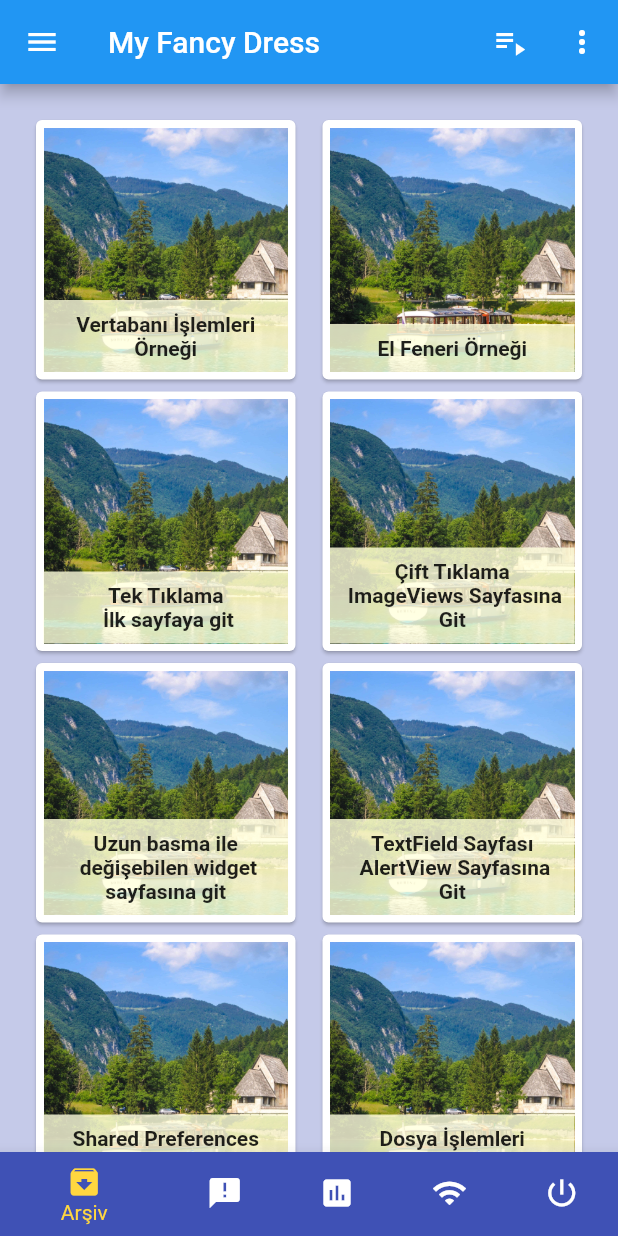
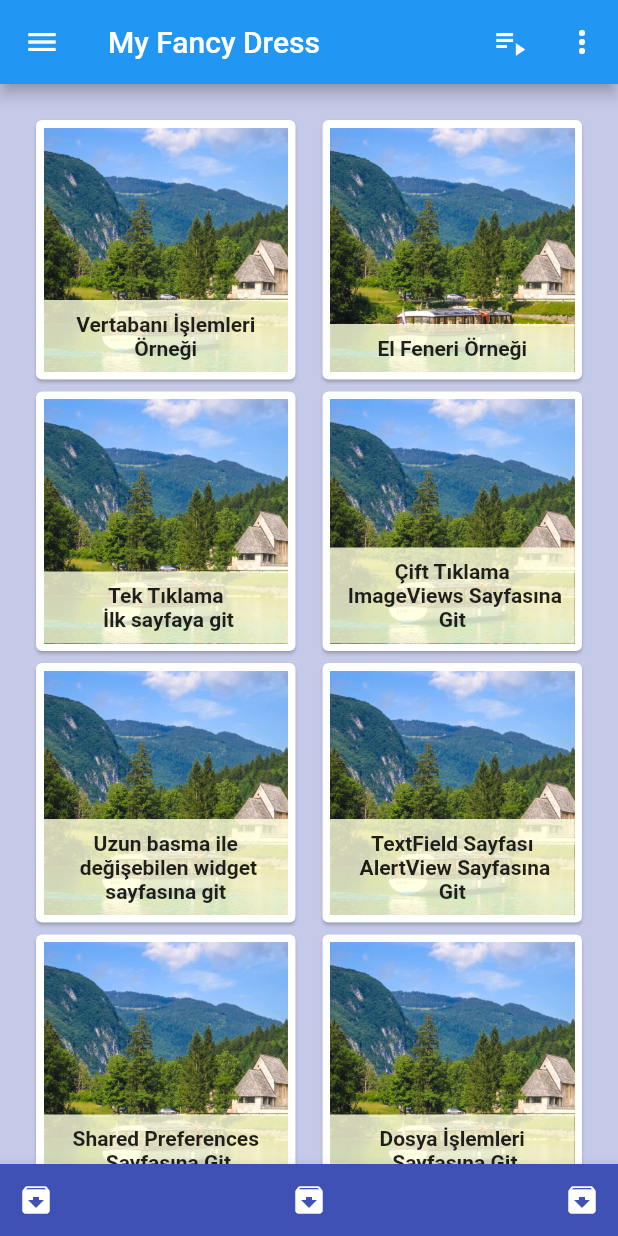
Before and after one commit to VedatBiner/flutter_udemy_01, a Flutter app: the screen it shows after launch, on a phone screen of 412 x 824 dp. Run offline on Flutter 3.47's test engine with Material 2 defaults, Android fonts, the phone set to English and light mode, and no system bars; our stand-ins replace fluttertoast, font_awesome_flutter, shared_preferences, sqflite; missing offline and left inert: torch_control; accounts and stored records are empty; project files that could hold a hidden picture were left out.

Commit message:
BottomMapBar

```diff
--- a/lib/arayuz/scaf.dart
+++ b/lib/arayuz/scaf.dart
@@ -76,6 +76,30 @@ class ScaffoldState extends State<ScaffoldOgesi> {
         ],
       ),
       body: gecerliSayfa(aktifOge),
+      bottomNavigationBar: BottomAppBar(
+        color: Colors.indigo,
+        child: Row(
+          mainAxisAlignment: MainAxisAlignment.spaceBetween,
+          children: [
+            IconButton(
+              color: Colors.white,
+              onPressed: (){},
+              icon: const Icon(Icons.archive),
+            ),
+            IconButton(
+              color: Colors.white,
+              onPressed: (){},
+              icon: const Icon(Icons.archive),
+            ),
+            IconButton(
+              color: Colors.white,
+              onPressed: (){},
+              icon: const Icon(Icons.archive),
+            ),
+          ],
+        ),
+      ),
+      /*
       bottomNavigationBar: BottomNavigationBar(
         type: BottomNavigationBarType.shifting,
         currentIndex: aktifOge,
@@ -113,6 +137,8 @@ class ScaffoldState extends State<ScaffoldOgesi> {
           });
           }
       ),
+
+       */
       drawer: Container(
         margin: const EdgeInsets.only(top: 20.0),
         child: Drawer(
```
Also changed, not shown: screen_shots/img-48-bottommapbar-1.png (added), 1 other file.
